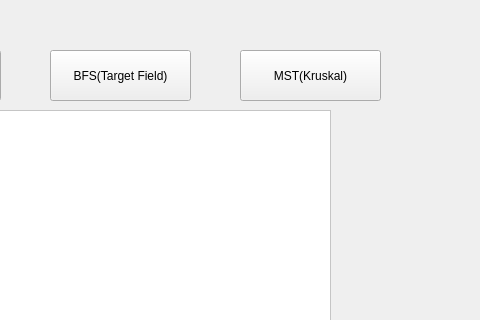
Above: Baseball/displaygraphs.ui from Ykhan799/CS-1D-Project-2-Baseball before the change; both pictures show x 320 to 800 and y 0 to 320 of the 800 by 600 pixel window. Below: the same form after it.
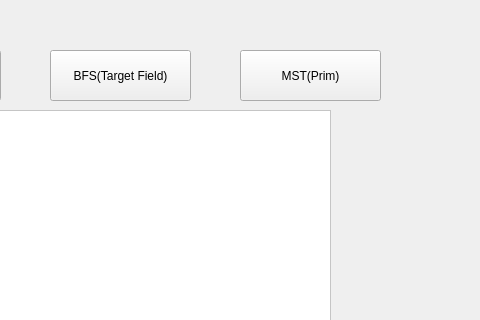
That is the form after the change.

```diff
--- a/Baseball/displaygraphs.ui
+++ b/Baseball/displaygraphs.ui
@@ -63,7 +63,7 @@
      </rect>
     </property>
     <property name="text">
-     <string>MST(Kruskal)</string>
+     <string>MST(Prim)</string>
     </property>
    </widget>
    <widget class="QLabel" name="label">
```
Left out of the diff: 2 changed lines with no effect on the pictures.
